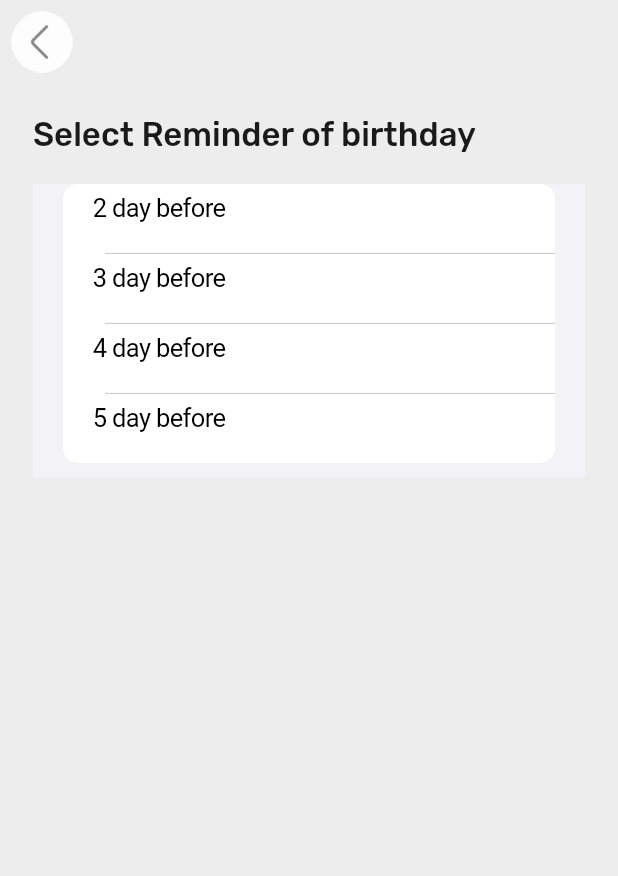
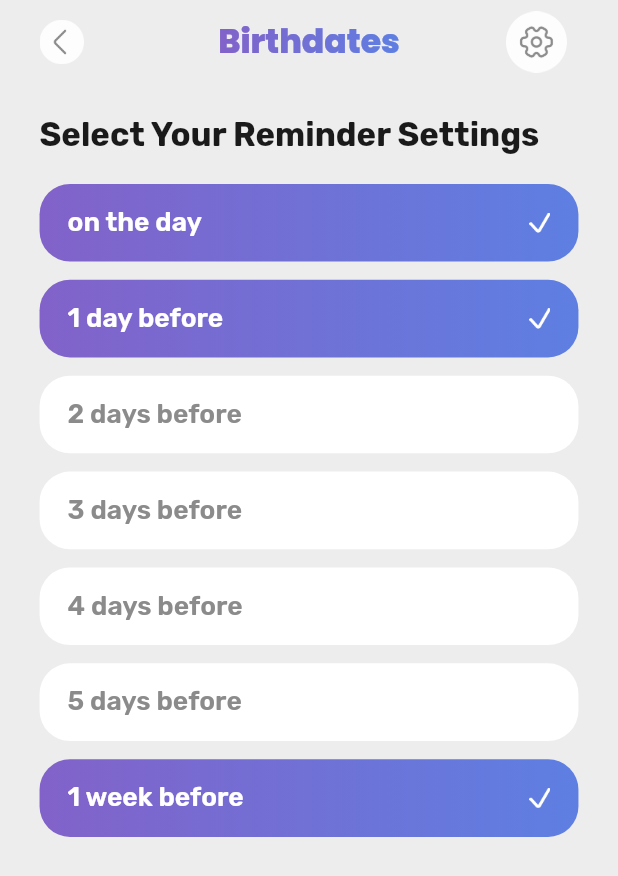
Before and after one commit to UsamaAkbar123/birthday_app, a Flutter app: the SelectReminderOptions screen opened directly, on a phone screen of 412 x 824 dp. Shown: the top 876 px of the screen. Run offline on Flutter 3.47's test engine with Material 2 defaults, Android fonts, the phone set to English and light mode, and no system bars; drawn by our look-alikes of simple_gradient_text; our stand-ins replace carousel_slider, cloud_firestore, firebase_core, firebase_messaging, firebase_storage, flutter_local_notifications and 6 more; missing offline and left inert: flutter_cupertino_date_picker_fork, flutter_dynamic_icon; accounts and stored records are empty.

Commit message:
design remainder box and show in a list with its preference value

```diff
--- a/lib/managers/preference_manager.dart
+++ b/lib/managers/preference_manager.dart
@@ -5,6 +5,13 @@
   static const deviceTaken = "device_taken";
   static const birthdayReminder = "birthday_reminder";
   static const appIconIndex = "app_icon_index";
+  static const zeroDayRemainder = "zero_day_remainder";
+  static const oneDayRemainder = "one_day_remainder";
+  static const twoDayRemainder = "two_day_remainder";
+  static const threeDayRemainder = "three_day_remainder";
+  static const fourDayRemainder = "four_day_remainder";
+  static const fiveDayRemainder = "five_day_remainder";
+  static const oneWeekDayRemainder = "one_week_day_remainder";
 }
 
 class PreferenceManager {
@@ -58,4 +65,32 @@
   /// `appIconIndex` get & set
   int get getAppIconIndex => _prefs?.getInt(_Keys.appIconIndex) ?? -1;
   set setAppIconIndex(int value) => _prefs?.setInt(_Keys.appIconIndex, value);
+
+  /// 'zeroDayRemainder' get & set
+  bool get getZeroDayRemainder => _prefs?.getBool(_Keys.zeroDayRemainder) ?? true;
+  set setZeroDayRemainder(bool value) => _prefs?.setBool(_Keys.zeroDayRemainder, value);
+
+  /// 'oneDayRemainder' get & set
+  bool get getOneDayRemainder => _prefs?.getBool(_Keys.oneDayRemainder) ?? true;
+  set setOneDayRemainder(bool value) => _prefs?.setBool(_Keys.oneDayRemainder, value);
+
+  /// 'twoDayRemainder' get & set
+  bool get getTwoDayRemainder => _prefs?.getBool(_Keys.twoDayRemainder) ?? false;
+  set setTwoDayRemainder(bool value) => _prefs?.setBool(_Keys.twoDayRemainder, value);
+
+  /// 'threeDayRemainder' get & set
+  bool get getThreeDayRemainder => _prefs?.getBool(_Keys.threeDayRemainder) ?? false;
+  set setThreeDayRemainder(bool value) => _prefs?.setBool(_Keys.threeDayRemainder, value);
+
+  /// 'fourDayRemainder' get & set
+  bool get getFourDayRemainder => _prefs?.getBool(_Keys.fourDayRemainder) ?? false;
+  set setFourDayRemainder(bool value) => _prefs?.setBool(_Keys.fourDayRemainder, value);
+
+  /// 'fiveDayRemainder' get & set
+  bool get getFiveDayRemainder => _prefs?.getBool(_Keys.fiveDayRemainder) ?? false;
+  set setFiveDayRemainder(bool value) => _prefs?.setBool(_Keys.fiveDayRemainder, value);
+
+  /// 'oneWeekRemainder' get & set
+  bool get getOneWeekRemainder => _prefs?.getBool(_Keys.oneWeekDayRemainder) ?? true;
+  set setOneWeekRemainder(bool value) => _prefs?.setBool(_Keys.oneWeekDayRemainder, value);
 }
--- a/lib/screens/select_remider_option.dart
+++ b/lib/screens/select_remider_option.dart
@@ -3,6 +3,7 @@
 import 'package:birthdates/providers/navprovider.dart';
 import 'package:birthdates/utils/colors.dart';
 import 'package:birthdates/utils/style.dart';
+import 'package:birthdates/widgets/birthdates.dart';
 import 'package:flutter/cupertino.dart';
 import 'package:flutter/material.dart';
 import 'package:flutter_screenutil/flutter_screenutil.dart';
@@ -42,7 +43,11 @@
       appBar: AppBar(
         backgroundColor: AppColors.background,
         elevation: 0,
-        leading: InkWell(
+        title: const BirthDates(),
+        centerTitle: true,
+        leading: Padding(
+          padding: EdgeInsets.only(left: 24.0.w),
+          child: InkWell(
             onTap: () {
               navProvider.setNavIndex(3);
             },
@@ -52,71 +57,67 @@
             ),
           ),
         ),
+        actions: [
+          Padding(
+            padding: EdgeInsets.only(right: 24.0.w),
+            child: InkWell(
+              onTap: () {
+                Provider.of<NavProvider>(context, listen: false).setNavIndex(3);
+              },
+              child: Image.asset(
+                'assets/icons/settings.png',
+                scale: 2.95,
+              ),
+            ),
+          ),
+        ],
+      ),
       body: Padding(
-        padding: EdgeInsets.symmetric(horizontal: 20.w),
+        padding: EdgeInsets.symmetric(horizontal: 24.w),
         child: Column(
           crossAxisAlignment: CrossAxisAlignment.start,
           children: [
             SizedBox(height: 20.h),
             Text(
-              'Select Reminder of birthday',
-              style: const TextStyle().regular20Black,
+              'Select Your Reminder Settings',
+              style: const TextStyle().regular20Black.copyWith(fontWeight: FontWeight.bold),
             ),
             SizedBox(height: 20.h),
-            CupertinoFormSection.insetGrouped(
-              children: [
-                ...List.generate(
-                  items.length,
-                  (index) => GestureDetector(
-                    onTap: () {
-                      setState(() => _selectedIndex = index);
-                      _prefs.setReminder = items[index].prefix.toString();
-                      FirebaseServices().updateNotificationRemainderList(
-                          _prefs.getDeviceToken,
-                          items[index].prefix.toString());
-                    },
-                    child: buildCupertinoFormRow(
-                      items[index].prefix,
-                      items[index].helper,
-                      selected: _selectedIndex == index,
-                    ),
-                  ),
-                ),
-              ],
-            ),
-            // Expanded(
-            //   child: ListView.builder(
-            //     padding: EdgeInsets.only(bottom: 80.h),
-            //     shrinkWrap: true,
-            //       itemBuilder: (context, index) {
-            //         return GestureDetector(
-            //           onTap: (){
-            //             _prefs.setReminder = (index + 1).toString();
-            //             navProvider.setNavIndex(3);
-            //           },
-            //           child: CupertinoFormSection(
-            //             // header: Text('Reminder'),
-            //             children: [
-            //             ListTile(
-            //                 title: Text('BirthDay',style:const TextStyle().medium20),
-            //                 subtitle: Text('Reminder hours',style:const TextStyle().regular14Black),
-            //                 trailing: Text('${index + 1} hours',style:const TextStyle().regular14Black),
-            //               ),
-            //             ],
-            //             // backgroundColor: Colors.red,
-            //           ),
-            //           // child: Card(
-            //           //   color: AppColors.grey.withOpacity(0.1),
-            //           //   child: ListTile(
-            //           //     title: Text('BirthDay',style:const TextStyle().medium20),
-            //           //     subtitle: Text('Reminder hours',style:const TextStyle().regular14Black),
-            //           //     trailing: Text('${index + 1} hours',style:const TextStyle().regular14Black),
-            //           //   ),
-            //           // ),
-            //         );
-            //       },
-            //       itemCount: reminderList.length),
-            // )
+            RemainderBox(remainderText: 'on the day',isSelected: _prefs.getZeroDayRemainder),
+            SizedBox(height: 12.h),
+            RemainderBox(remainderText: '1 day before',isSelected: _prefs.getOneDayRemainder),
+            SizedBox(height: 12.h),
+            RemainderBox(remainderText: '2 days before',isSelected: _prefs.getTwoDayRemainder),
+            SizedBox(height: 12.h),
+            RemainderBox(remainderText: '3 days before',isSelected: _prefs.getThreeDayRemainder),
+            SizedBox(height: 12.h),
+            RemainderBox(remainderText: '4 days before',isSelected: _prefs.getFourDayRemainder),
+            SizedBox(height: 12.h),
+            RemainderBox(remainderText: '5 days before',isSelected: _prefs.getFiveDayRemainder),
+            SizedBox(height: 12.h),
+            RemainderBox(remainderText: '1 week before',isSelected: _prefs.getOneWeekRemainder),
+            SizedBox(height: 12.h),
+            // CupertinoFormSection.insetGrouped(
+            //   children: [
+            //     ...List.generate(
+            //       items.length,
+            //       (index) => GestureDetector(
+            //         onTap: () {
+            //           setState(() => _selectedIndex = index);
+            //           _prefs.setReminder = items[index].prefix.toString();
+            //           FirebaseServices().updateNotificationRemainderList(
+            //               _prefs.getDeviceToken,
+            //               items[index].prefix.toString());
+            //         },
+            //         child: buildCupertinoFormRow(
+            //           items[index].prefix,
+            //           items[index].helper,
+            //           selected: _selectedIndex == index,
+            //         ),
+            //       ),
+            //     ),
+            //   ],
+            // ),
           ],
         ),
       ),
@@ -146,3 +147,50 @@
     );
   }
 }
+
+class RemainderBox extends StatelessWidget {
+  final String remainderText;
+  final bool isSelected;
+  const RemainderBox({
+    required this.remainderText,
+    required this.isSelected,
+    super.key,
+  });
+
+  @override
+  Widget build(BuildContext context) {
+    return Container(
+      height: 51.h,
+      width: 327.w,
+      decoration: BoxDecoration(
+        borderRadius: BorderRadius.circular(20.r),
+        gradient:  LinearGradient(
+            colors: isSelected ? [
+              AppColors.purple,
+              AppColors.blue,
+            ] : [
+              Colors.white,
+              Colors.white,
+            ],
+          begin: Alignment.centerLeft,
+          end: Alignment.centerRight,
+        ),
+      ),
+      alignment: Alignment.center,
+      child: Padding(
+        padding: EdgeInsets.symmetric(horizontal: 17.w),
+        child: Row(
+          children: [
+            Text(remainderText,style: const TextStyle().medium16.copyWith(color:isSelected ? Colors.white : AppColors.grey),),
+            const Spacer(),
+            isSelected ? Image.asset(
+              'assets/icons/tip.png',
+              scale: 4,
+              color: Colors.white,
+            ) : const SizedBox(),
+          ],
+        ),
+      ),
+    );
+  }
+}
```
Also changed, not shown: pubspec.lock, 3 other files. Lines whose indentation alone changed are shown as unchanged.
